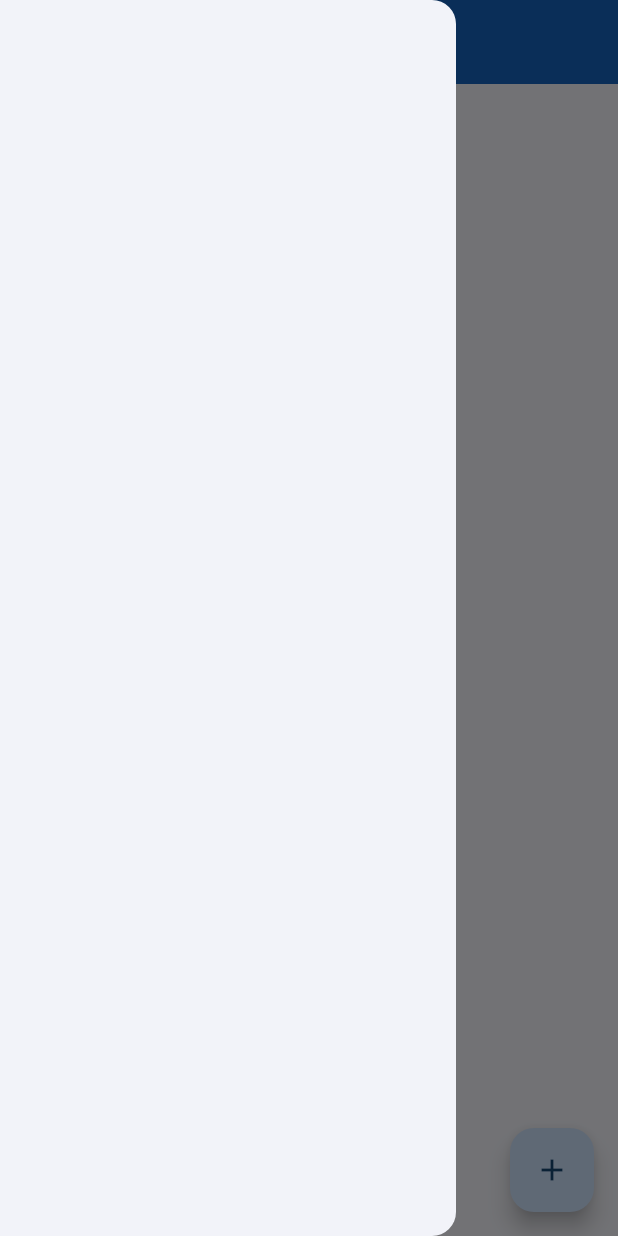
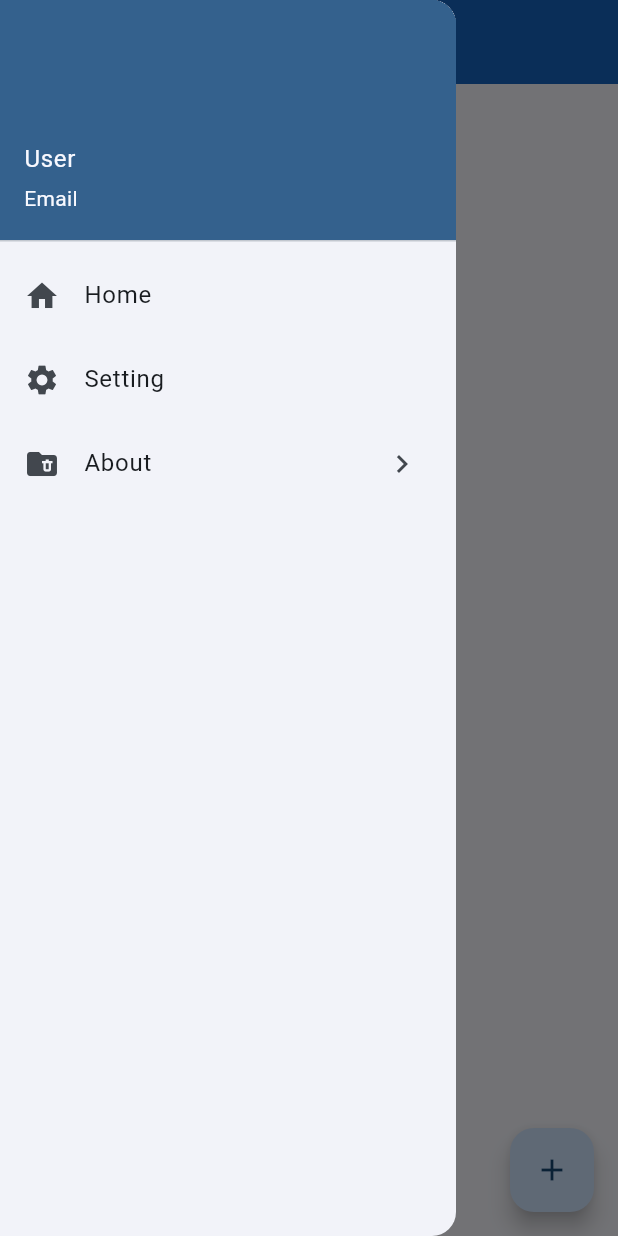
Before and after one commit to radamolly/cmru_app, a Flutter app: the screen it shows after launch, with the side drawer open, on a phone screen of 412 x 824 dp. Run offline on Flutter 3.47's test engine with Material 3 defaults, Android fonts, the phone set to English and light mode, and no system bars.

Commit message:
แยก Drawer

```diff
--- a/lib/main.dart
+++ b/lib/main.dart
@@ -1,3 +1,4 @@
+import 'package:cmru_app/screen/about_screen.dart';
 import 'package:cmru_app/screen/home_screen.dart';
 import 'package:flutter/material.dart';
 
@@ -19,7 +20,7 @@ class MyApp extends StatelessWidget {
       initialRoute: '/home',
       routes: {
         '/home': (context) => const HomeScreen(),
-        '/about': (context) => const Placeholder(),
+        '/about': (context) => const AboutScreen(),
       },
     );
   }
--- /dev/null
+++ b/lib/screen/about_screen.dart
@@ -0,0 +1,19 @@
+import 'package:flutter/material.dart';
+
+class AboutScreen extends StatelessWidget {
+  const AboutScreen({super.key});
+
+  @override
+  Widget build(BuildContext context) {
+    return Scaffold(
+      appBar: AppBar(
+        title: Text(
+          'About'),
+      ),
+      body: Center(
+        child: Text(
+          'About Screen'),
+      ),
+    );
+  }
+}
--- a/lib/screen/home_screen.dart
+++ b/lib/screen/home_screen.dart
@@ -1,3 +1,4 @@
+import 'package:cmru_app/widget/my_drawer.dart';
 import 'package:flutter/material.dart';
 
 class HomeScreen extends StatefulWidget {
@@ -10,6 +11,7 @@ class HomeScreen extends StatefulWidget {
 
 class _HomeScreenState extends State<HomeScreen> {
   String name = "Phattharada Uansa-ard";
+  String accountEmail = "pXUxZ@example.com";
 
 void changeName() {
   setState(() {
@@ -20,7 +22,7 @@ void changeName() {
   @override
   Widget build(BuildContext context) {
     return Scaffold(
-      drawer: Drawer(),
+      drawer: MyDrawer(),
       appBar: AppBar(
         title: const Text(
           'Home',
--- /dev/null
+++ b/lib/widget/my_drawer.dart
@@ -0,0 +1,49 @@
+import 'package:flutter/material.dart';
+
+class MyDrawer extends StatefulWidget {
+  const MyDrawer({super.key});
+
+  @override
+  State<MyDrawer> createState() => _MyDrawerState();
+}
+
+class _MyDrawerState extends State<MyDrawer> {
+  String name = "User";
+  String accountEmail = "Email";
+  @override
+  Widget build(BuildContext context) {
+    return Drawer(
+        child: Column(
+          children: [
+            UserAccountsDrawerHeader(
+              accountName: Text("$name"),
+              accountEmail: Text("$accountEmail"),
+              ),
+            ListView(
+              shrinkWrap: true,
+              children: [
+                  ListTile(
+                  leading: Icon(Icons.home),
+                  title: Text("Home"),
+                  onTap: () {},
+                ),
+                ListTile(
+                  leading: Icon(Icons.settings),
+                  title: Text("Setting"),
+                  onTap: () {},
+                ),
+                ListTile(
+                  leading: Icon(Icons.folder_delete),
+                  title: Text("About"),
+                  onTap: () {
+                   Navigator.pushNamed(context, '/about');
+                  },
+                  trailing: Icon(Icons.chevron_right),
+                ),
+              ],
+            )
+          ],
+        )
+      );
+  }
+}
```
